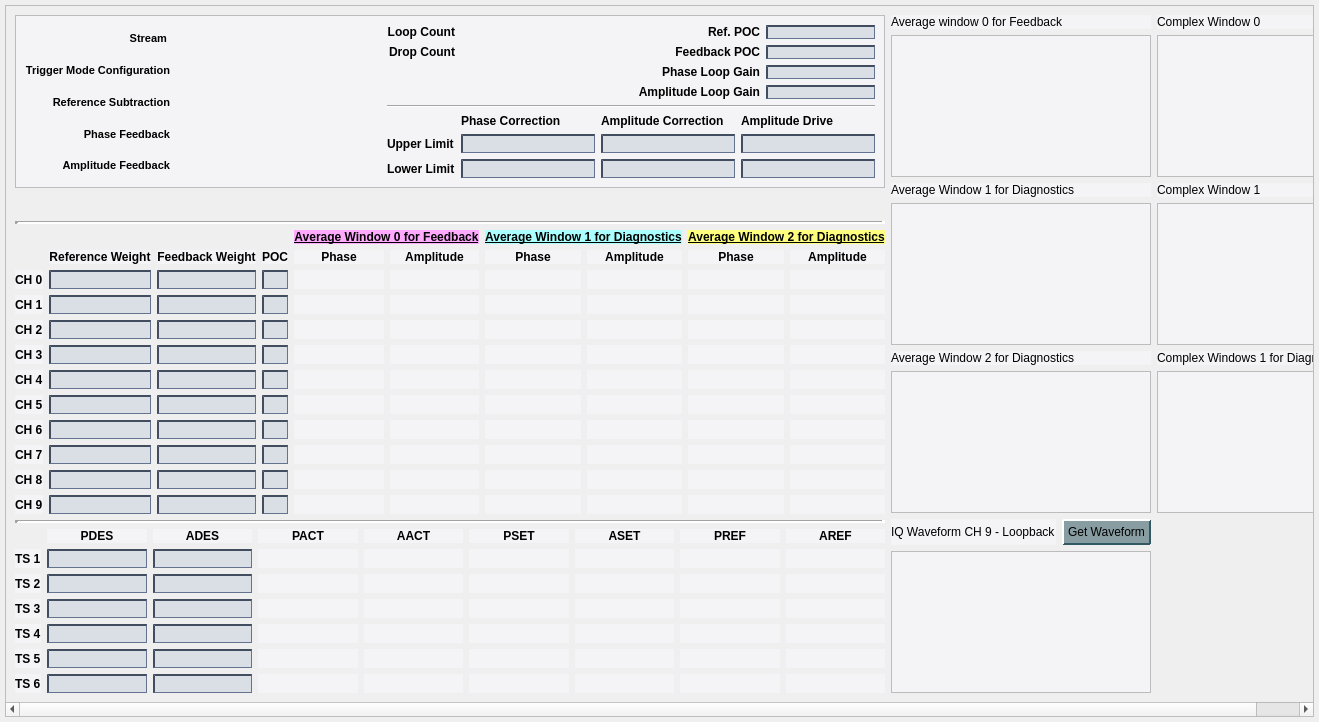
This is new_look/llrf_hls.ui in cristinasewell/ATCA_PyDM_Screens as Qt 5 draws it before an edit. The edited form follows.
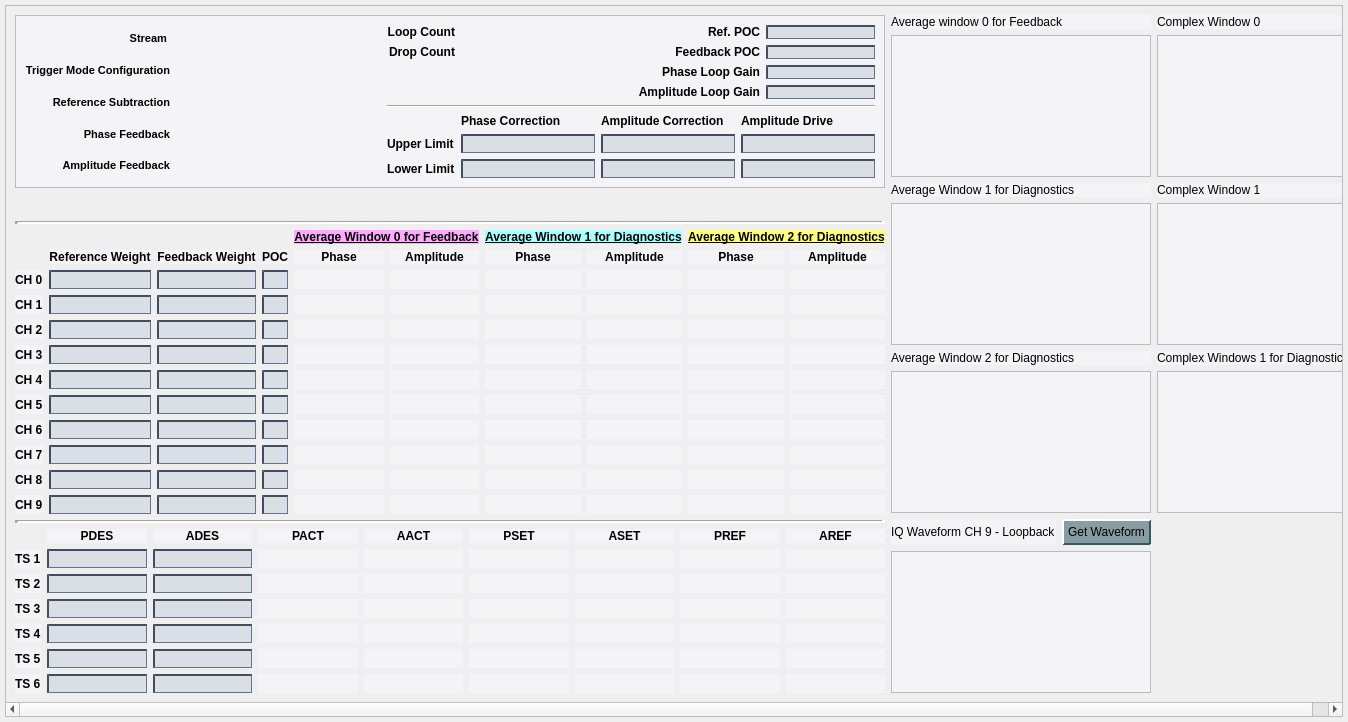
This is the edited form. Custom widgets are drawn as their Qt base class.

Commit message: MNT: made llrf window wider

Diff of the .ui file:
```diff
--- a/new_look/llrf_hls.ui
+++ b/new_look/llrf_hls.ui
@@ -6,7 +6,7 @@
    <rect>
     <x>0</x>
     <y>0</y>
-    <width>1319</width>
+    <width>1348</width>
     <height>722</height>
    </rect>
   </property>
@@ -192,7 +192,7 @@
        <rect>
         <x>0</x>
         <y>0</y>
-        <width>1307</width>
+        <width>1336</width>
         <height>710</height>
        </rect>
       </property>
```
